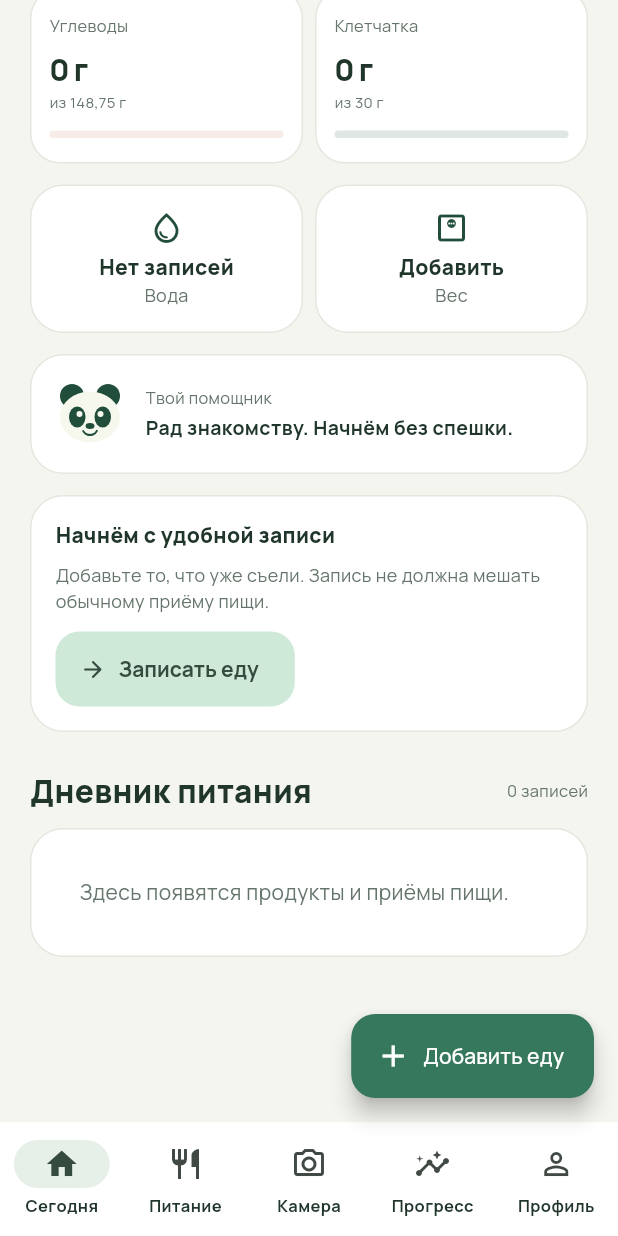
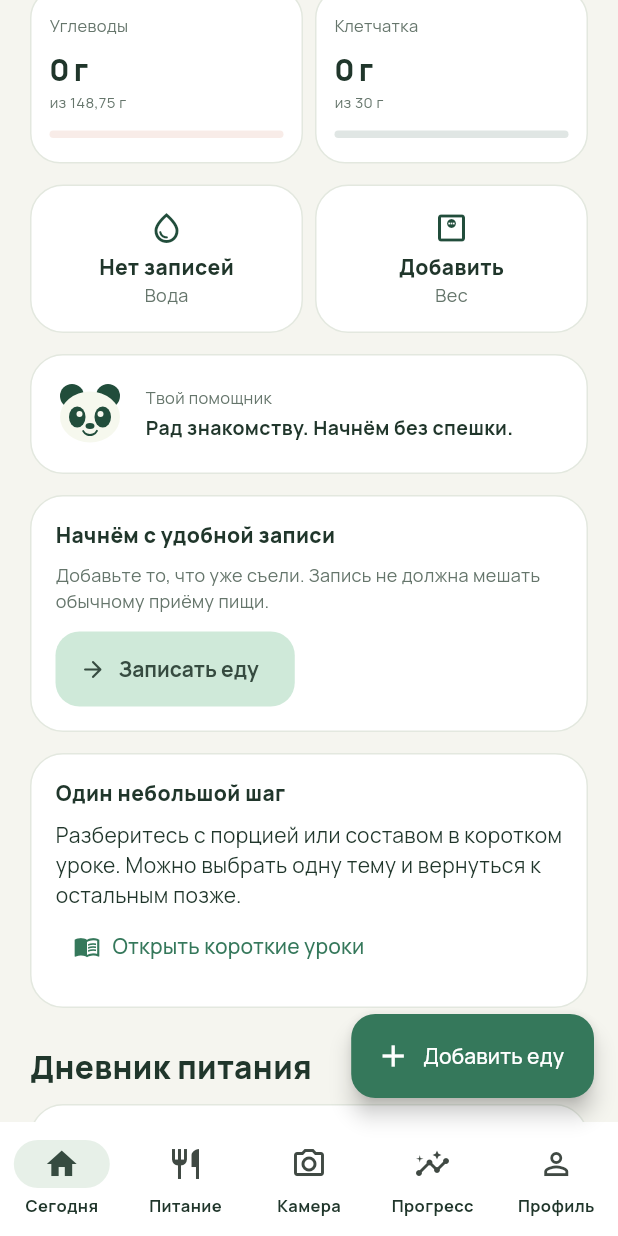
Before and after one commit to konovalovm7k-cloud/fitlife, a Flutter app: the screen it shows after launch, scrolled down 793 dp, on a phone screen of 412 x 824 dp. Run offline on Flutter 3.47's test engine with Material 3 defaults, Android fonts, the phone set to English and light mode, and no system bars; our stand-ins replace flutter_secure_storage, image_picker, shared_preferences.

Commit message:
Add offline nutrition lessons, portion example and persisted learning progress

```diff
--- /dev/null
+++ b/lib/features/learning/nutrition_lessons.dart
@@ -0,0 +1,158 @@
+import '../../core/models/nutrition_profile.dart';
+import '../../core/nutrition/nutrition_engine.dart';
+import '../../data/repositories/diary_repository.dart';
+
+class LessonSource {
+  const LessonSource(this.title, this.url);
+  final String title;
+  final String url;
+}
+
+class NutritionLesson {
+  const NutritionLesson({
+    required this.id,
+    required this.title,
+    required this.paragraphs,
+    required this.task,
+    required this.sources,
+  });
+  final String id;
+  final String title;
+  final List<String> paragraphs;
+  final String task;
+  final List<LessonSource> sources;
+}
+
+const fdaLabelSource = LessonSource(
+  'FDA: как читать пищевую этикетку',
+  'https://www.fda.gov/food/nutrition-facts-label/how-understand-and-use-nutrition-facts-label',
+);
+const nutritionLessons = [
+  NutritionLesson(
+    id: 'portions_v1',
+    title: 'Порция и состав',
+    paragraphs: [
+      'Сначала проверьте, к какой массе относится состав: к 100 г, одной порции '
+          'или всей упаковке. Если масса того же продукта удваивается, его калории '
+          'и нутриенты тоже удваиваются.',
+      'В FitLife состав для ввода с этикетки нужен на 100 г. Если на упаковке '
+          'данные на другую массу, сначала пересчитайте их. Масса порции на этикетке '
+          'не говорит, сколько нужно съесть именно вам.',
+      'Ниже учебная этикетка FDA: одна порция 227 г содержит 280 ккал. Это пример '
+          'для расчёта, а не запись вашего приёма пищи и не рекомендуемая порция.',
+    ],
+    task:
+        'Попробуйте переключить одну и две порции. Затем посмотрите, '
+        'к какой массе относится состав одного знакомого продукта на упаковке.',
+    sources: [fdaLabelSource],
+  ),
+  NutritionLesson(
+    id: 'nutrients_v1',
+    title: 'Зачем нужны нутриенты',
+    paragraphs: [
+      'Белки участвуют в построении и восстановлении клеток. Их можно получать '
+          'из животных и растительных продуктов, например яиц, рыбы, молочных '
+          'продуктов, сои и бобовых.',
+      'Жиры дают энергию и помогают усваивать жирорастворимые витамины A, D, E '
+          'и K. Углеводы тоже служат источником энергии; они встречаются во многих '
+          'продуктах, включая крупы, фрукты и бобовые.',
+      'Одно число калорий не описывает весь состав. В FitLife можно смотреть '
+          'белки, жиры, углеводы и клетчатку вместе. Личные потребности различаются; '
+          'этот урок не назначает вам новые цели питания.',
+    ],
+    task:
+        'Откройте состав одного привычного продукта и найдите белки, жиры, '
+        'углеводы и клетчатку. Если каких-то данных нет, это тоже полезно заметить.',
+    sources: [
+      LessonSource(
+        'MedlinePlus: белок',
+        'https://medlineplus.gov/ency/article/002467.htm',
+      ),
+      LessonSource(
+        'MedlinePlus: углеводы',
+        'https://medlineplus.gov/carbohydrates.html',
+      ),
+      LessonSource(
+        'MedlinePlus: жиры',
+        'https://medlineplus.gov/ency/patientinstructions/000104.htm',
+      ),
+    ],
+  ),
+  NutritionLesson(
+    id: 'sources_v1',
+    title: 'Что известно о составе',
+    paragraphs: [
+      'Название продукта не всегда определяет его состав. Проверьте марку, вид '
+          'и способ приготовления. Похожие продукты или сырые и приготовленные '
+          'ингредиенты могут требовать разных записей каталога.',
+      'Если клетчатка не указана, это не измеренный ноль. FitLife помечает '
+          'неполные данные и показывает только известную часть суточного итога. '
+          'AI предлагает название и массу; состав подтверждается отдельно.',
+      '«Умная сытость» оценивает свойства порции экспериментальной формулой. '
+          'Личная отметка голода — отдельное наблюдение. Ни одно из этих чисел '
+          'не обязывает ждать следующей еды.',
+    ],
+    task:
+        'В дневнике выберите значок источника состава у одной записи. '
+        'Уточните источник, если он у вас есть. Если фактов нет, можно оставить '
+        'запись как есть и вернуться позже.',
+    sources: [fdaLabelSource],
+  ),
+];
+
+/// Published FDA teaching-label values per 227 g; no invented meal facts and no
+/// diary insertion. The same Nutrition Engine used by food review scales them.
+NutritionProfile teachingPortion(double grams) => NutritionEngine.portion(
+  NutritionSource(
+    name: 'Учебная этикетка FDA',
+    fiberKnown: true,
+    provenance: NutritionProvenance(
+      kind: 'label',
+      reference: fdaLabelSource.title,
+      url: fdaLabelSource.url,
+    ),
+    profile: const NutritionProfile(
+      kcal: 280 * 100 / 227,
+      protein: 15 * 100 / 227,
+      fat: 9 * 100 / 227,
+      carbs: 34 * 100 / 227,
+      fiber: 4 * 100 / 227,
+    ),
+  ),
+  grams,
+);
+
+const lessonProgressKey = 'learning_completed_v1';
+
+class LearningProgress {
+  const LearningProgress(this.completed, {this.recovered = false});
+  final Set<String> completed;
+  final bool recovered;
+  int get count =>
+      nutritionLessons.where((l) => completed.contains(l.id)).length;
+}
+
+class LearningRepository {
+  LearningRepository(this.diary);
+  final DiaryRepository diary;
+  Future<LearningProgress> load() => diary.run(
+    (store) async => LearningProgress(
+      Set.unmodifiable(await store.readStringList(lessonProgressKey)),
+      recovered: store.recoveredData,
+    ),
+  );
+  Future<void> mark(String id, bool completed) => diary.run((store) async {
+    if (!nutritionLessons.any((l) => l.id == id)) {
+      throw const FormatException('Unknown lesson');
+    }
+    final current = (await store.readStringList(lessonProgressKey)).toSet();
+    if (completed) {
+      current.add(id);
+    } else {
+      current.remove(id);
+    }
+    // Preserve unknown IDs from a later content version; only this lesson's
+    // explicit mark is changed. No food, goals, pet or observation writes.
+    await store.writeList(lessonProgressKey, current.toList()..sort());
+  });
+}
--- a/lib/modern_app.dart
+++ b/lib/modern_app.dart
@@ -33,6 +33,8 @@ import 'features/saved_meals/saved_meals_page.dart';
 import 'features/satiety/satiety_page.dart';
 import 'features/satiety/hunger_observation.dart';
 import 'features/satiety/hunger_pages.dart';
+import 'features/learning/learning_pages.dart';
+import 'features/learning/nutrition_lessons.dart';
 
 export 'core/models/diary_item.dart';
 export 'data/built_in_foods.dart';
@@ -439,6 +441,28 @@ class _FitLifeHomeState extends State<FitLifeHome> with WidgetsBindingObserver {
         ],
         const SizedBox(height: 14),
         _nextAction(),
+        const SizedBox(height: 14),
+        _card(
+          Column(
+            crossAxisAlignment: CrossAxisAlignment.start,
+            children: [
+              const Text(
+                'Один небольшой шаг',
+                style: TextStyle(fontWeight: FontWeight.w800),
+              ),
+              const SizedBox(height: 8),
+              const Text(
+                'Разберитесь с порцией или составом в коротком уроке. '
+                'Можно выбрать одну тему и вернуться к остальным позже.',
+              ),
+              TextButton.icon(
+                onPressed: _openLessons,
+                icon: const Icon(Icons.menu_book_outlined),
+                label: const Text('Открыть короткие уроки'),
+              ),
+            ],
+          ),
+        ),
         const SizedBox(height: 24),
         Row(
           children: [
@@ -775,6 +799,11 @@ class _FitLifeHomeState extends State<FitLifeHome> with WidgetsBindingObserver {
                 ),
                 icon: const Icon(Icons.edit_note),
                 label: const Text('Наблюдения голода'),
+              ),
+              TextButton.icon(
+                onPressed: _openLessons,
+                icon: const Icon(Icons.menu_book_outlined),
+                label: const Text('Короткие уроки'),
               ),
             ],
           ),
@@ -1358,6 +1387,21 @@ class _FitLifeHomeState extends State<FitLifeHome> with WidgetsBindingObserver {
       ),
     );
     if (mounted) await _controller.load();
+  }
+
+  Future<void> _openLessons() => Navigator.push<void>(
+    context,
+    MaterialPageRoute(
+      builder: (_) => LearningPage(
+        repository: LearningRepository(_repository),
+        onOpenDiary: _openDiaryFromLesson,
+      ),
+    ),
+  );
+
+  void _openDiaryFromLesson() {
+    Navigator.of(context).popUntil((route) => route.isFirst);
+    if (mounted) setState(() => tab = 1);
   }
 
   Future<void> _openSavedMeals() async {
--- a/pubspec.yaml
+++ b/pubspec.yaml
@@ -1,7 +1,7 @@
 name: fitlife
 description: FitLife weight loss tracker
 publish_to: "none"
-version: 4.6.6+20
+version: 4.6.7+21
 
 environment:
   sdk: ">=3.12.0 <4.0.0"
```
Also changed, not shown: lib/features/learning/learning_pages.dart (added, +261 -0 lines), 5 other files.
